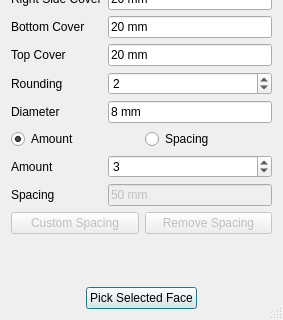
Before: the Qt Designer form LShapeRebar.ui in amrit3701/FreeCAD-Reinforcement, drawn with Qt 5; both pictures show x 0 to 283 and y 201 to 521 of the 283 by 521 pixel window.
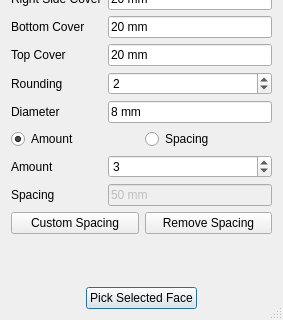
After: the same form once the commit is applied. Custom widgets are drawn as their Qt base class.

Commit message: Change structure of custom spacing (enabling custom spacing button default)

The edit to the form file:
```diff
--- a/LShapeRebar.ui
+++ b/LShapeRebar.ui
@@ -236,7 +236,7 @@
      <item>
       <widget class="QPushButton" name="customSpacing">
        <property name="enabled">
-        <bool>false</bool>
+        <bool>true</bool>
        </property>
        <property name="text">
         <string>Custom Spacing</string>
@@ -246,7 +246,7 @@
      <item>
       <widget class="QPushButton" name="removeCustomSpacing">
        <property name="enabled">
-        <bool>false</bool>
+        <bool>true</bool>
        </property>
        <property name="text">
         <string>Remove Spacing</string>
```
The commit also changes 2 other files.
